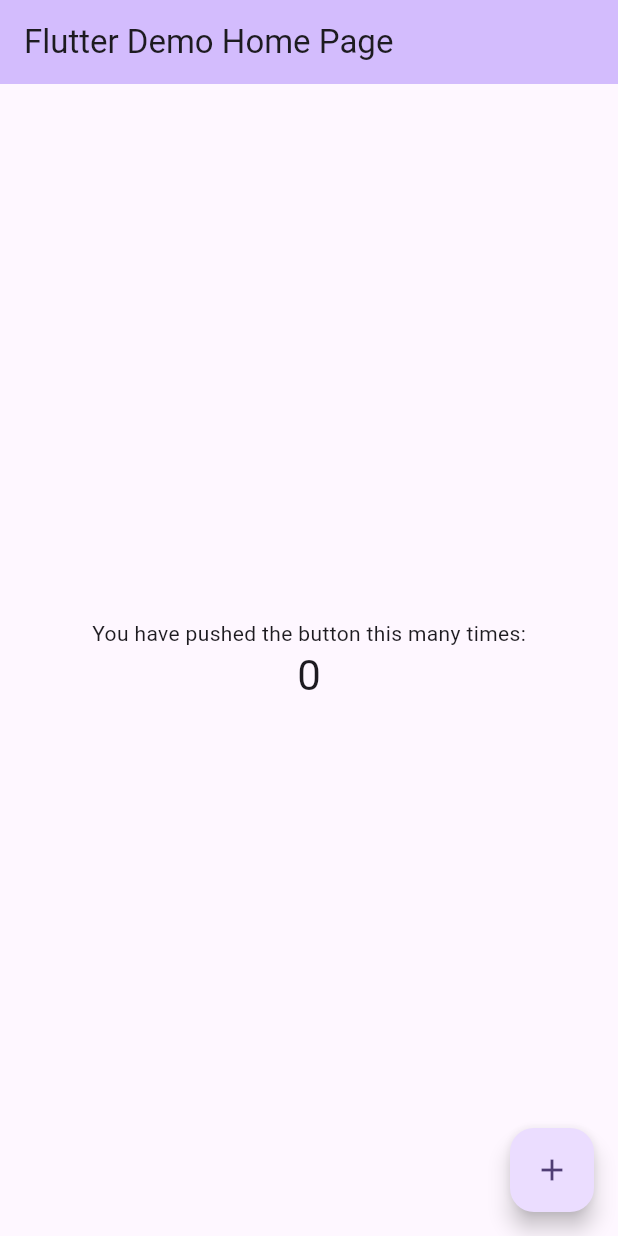
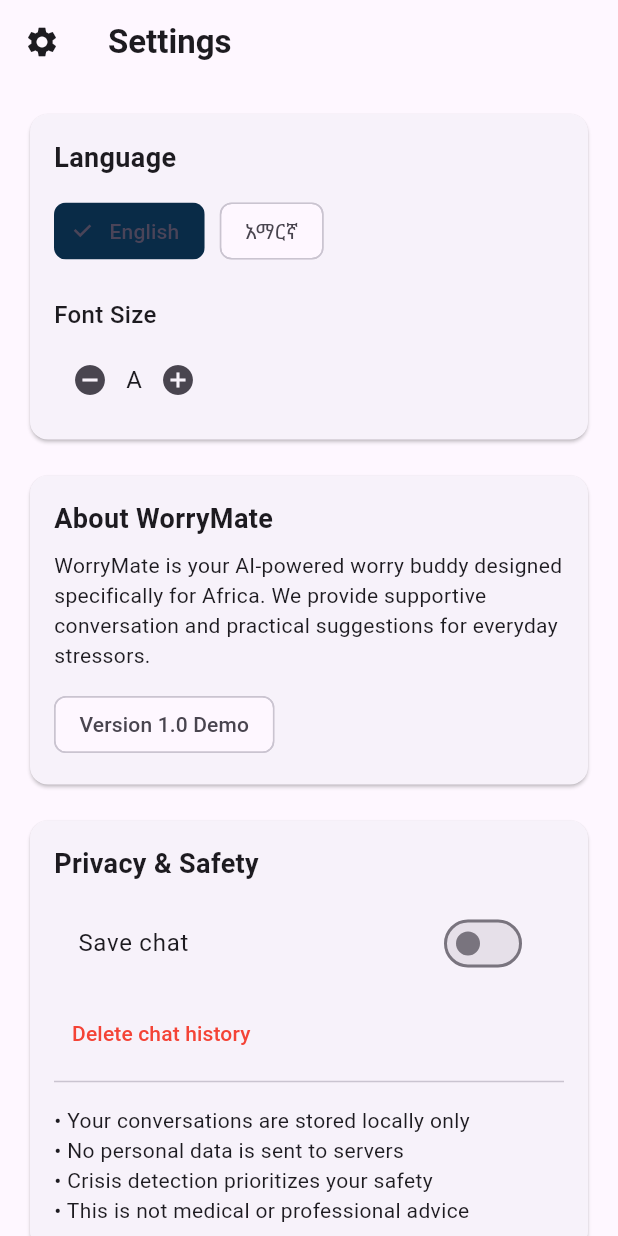
Before and after one commit to RealEskalate/G6-WorryMate, a Flutter app: the screen it shows after launch, on a phone screen of 412 x 824 dp. Run offline on Flutter 3.47's test engine with Material 3 defaults, Android fonts, the phone set to English and light mode, and no system bars.

Commit message:
setting page and cirisis card

```diff
--- /dev/null
+++ b/g6_worrymate_mobile/lib/features/setting/settings.dart
@@ -0,0 +1,171 @@
+import 'package:flutter/material.dart';
+
+class SettingsPage extends StatefulWidget {
+  const SettingsPage({Key? key}) : super(key: key);
+
+  @override
+  State<SettingsPage> createState() => _SettingsPageState();
+}
+
+class _SettingsPageState extends State<SettingsPage> {
+  bool saveChat = false;
+  double fontSize = 16;
+
+  @override
+  Widget build(BuildContext context) {
+    return Scaffold(
+      appBar: AppBar(
+        leading: IconButton(
+          icon: const Icon(Icons.settings),
+          onPressed: () {
+            Navigator.pop(context);
+          },
+        ),
+        title: const Text("Settings", style: TextStyle(fontWeight: FontWeight.bold)),
+
+        centerTitle: false,
+        elevation: 0,
+      ),
+      body: ListView(
+        padding: const EdgeInsets.all(16),
+        children: [
+          // 🔹 Language Section
+          Card(
+            shape: RoundedRectangleBorder(borderRadius: BorderRadius.circular(12)),
+            child: Padding(
+              padding: const EdgeInsets.all(16),
+              child: Column(
+                crossAxisAlignment: CrossAxisAlignment.start,
+                children: [
+                  const Text("Language", style: TextStyle(fontSize: 18, fontWeight: FontWeight.bold)),
+                  const SizedBox(height: 12),
+                  Row(
+                    children: [
+                      ChoiceChip(
+                        label: const Text("English"),
+                        selectedColor: Color.fromARGB(255, 9, 43, 71),
+                        selected: true,
+                        onSelected: (_) {
+                        },
+                      ),
+                      const SizedBox(width: 10),
+                      ChoiceChip(
+                        label: const Text("አማርኛ"),
+                        selectedColor: Color.fromARGB(255, 9, 43, 71),
+
+                        selected: false,
+                        onSelected: (_) {},
+                      ),
+                    ],
+                  ),
+                  const SizedBox(height: 20),
+                  const Text("Font Size", style: TextStyle(fontSize: 16, fontWeight: FontWeight.w500)),
+                  const SizedBox(height: 8),
+                  Row(
+                    children: [
+                      IconButton(
+                        icon: const Icon(Icons.remove_circle),
+                        onPressed: () {
+                          setState(() {
+                            if (fontSize > 12) fontSize -= 2;
+                          });
+                        },
+                      ),
+                      Text("A", style: TextStyle(fontSize: fontSize)),
+                      IconButton(
+                        icon: const Icon(Icons.add_circle),
+                        onPressed: () {
+                          setState(() {
+                            if (fontSize < 30) fontSize += 2;
+                          });
+                        },
+                      ),
+                    ],
+                  ),
+                ],
+              ),
+            ),
+          ),
+
+          const SizedBox(height: 16),
+
+          // 🔹 About WorryMate
+          Card(
+            shape: RoundedRectangleBorder(borderRadius: BorderRadius.circular(12)),
+            child: Padding(
+              padding: const EdgeInsets.all(16),
+              child: Column(
+                crossAxisAlignment: CrossAxisAlignment.start,
+                children: const [
+                  Text("About WorryMate", style: TextStyle(fontSize: 18, fontWeight: FontWeight.bold)),
+                  SizedBox(height: 8),
+                  Text(
+                    "WorryMate is your AI-powered worry buddy designed specifically for Africa. "
+                        "We provide supportive conversation and practical suggestions for everyday stressors.",
+                  ),
+                  SizedBox(height: 12),
+                  Chip(label: Text("Version 1.0 Demo")),
+                ],
+              ),
+            ),
+          ),
+
+          const SizedBox(height: 16),
+
+          // 🔹 Privacy & Security
+          Card(
+            shape: RoundedRectangleBorder(borderRadius: BorderRadius.circular(12)),
+            child: Padding(
+              padding: const EdgeInsets.all(16),
+              child: Column(
+                crossAxisAlignment: CrossAxisAlignment.start,
+                children: [
+                  const Text("Privacy & Safety", style: TextStyle(fontSize: 18, fontWeight: FontWeight.bold)),
+                  const SizedBox(height: 12),
+                  SwitchListTile(
+                    title: const Text("Save chat"),
+                    value: saveChat,
+                    activeColor: Color.fromARGB(255, 9, 43, 71),
+
+                    onChanged: (val) {
+                      setState(() {
+                        saveChat = val;
+                      });
+                    },
+                  ),
+                  const SizedBox(height: 8),
+                  TextButton(
+                    onPressed: () {
+                      // Implement delete history logic
+                    },
+                    child: const Text("Delete chat history", style: TextStyle(color: Colors.red)),
+                  ),
+                  const Divider(),
+                  const SizedBox(height: 8),
+                  const Text("• Your conversations are stored locally only"),
+                  const Text("• No personal data is sent to servers"),
+                  const Text("• Crisis detection prioritizes your safety"),
+                  const Text("• This is not medical or professional advice"),
+                ],
+              ),
+            ),
+          ),
+
+          const SizedBox(height: 24),
+
+          // Back button
+          ElevatedButton(
+            style: ElevatedButton.styleFrom(
+              minimumSize: const Size(double.infinity, 50),
+              shape: RoundedRectangleBorder(borderRadius: BorderRadius.circular(12)),
+            ),
+            onPressed: () {
+              Navigator.pop(context);
+            },
+            child: const Text("Back to Chat"),
+          ),
+        ],
+      ),
+    );
+  }
+}
--- a/g6_worrymate_mobile/lib/main.dart
+++ b/g6_worrymate_mobile/lib/main.dart
@@ -1,4 +1,8 @@
 import 'package:flutter/material.dart';
+
+import 'features/crisis_card/presentation/pages/crisis_card.dart';
+import 'features/setting/settings.dart';
+// Make sure this import path is correct
 
 void main() {
   runApp(const MyApp());
@@ -7,116 +11,15 @@
 class MyApp extends StatelessWidget {
   const MyApp({super.key});
 
-  // This widget is the root of your application.
   @override
   Widget build(BuildContext context) {
     return MaterialApp(
-      title: 'Flutter Demo',
+      debugShowCheckedModeBanner: false,
+      title: 'WorryMate - Crisis Card Demo',
       theme: ThemeData(
-        // This is the theme of your application.
-        //
-        // TRY THIS: Try running your application with "flutter run". You'll see
-        // the application has a purple toolbar. Then, without quitting the app,
-        // try changing the seedColor in the colorScheme below to Colors.green
-        // and then invoke "hot reload" (save your changes or press the "hot
-        // reload" button in a Flutter-supported IDE, or press "r" if you used
-        // the command line to start the app).
-        //
-        // Notice that the counter didn't reset back to zero; the application
-        // state is not lost during the reload. To reset the state, use hot
-        // restart instead.
-        //
-        // This works for code too, not just values: Most code changes can be
-        // tested with just a hot reload.
-        colorScheme: ColorScheme.fromSeed(seedColor: Colors.deepPurple),
+        primarySwatch: Colors.blue,
+        useMaterial3: true,
       ),
-      home: const MyHomePage(title: 'Flutter Demo Home Page'),
+      home: SettingsPage(), // This is our new demo screen
     );
-  }
-}
-
-class MyHomePage extends StatefulWidget {
-  const MyHomePage({super.key, required this.title});
-
-  // This widget is the home page of your application. It is stateful, meaning
-  // that it has a State object (defined below) that contains fields that affect
-  // how it looks.
-
-  // This class is the configuration for the state. It holds the values (in this
-  // case the title) provided by the parent (in this case the App widget) and
-  // used by the build method of the State. Fields in a Widget subclass are
-  // always marked "final".
-
-  final String title;
-
-  @override
-  State<MyHomePage> createState() => _MyHomePageState();
-}
-
-class _MyHomePageState extends State<MyHomePage> {
-  int _counter = 0;
-
-  void _incrementCounter() {
-    setState(() {
-      // This call to setState tells the Flutter framework that something has
-      // changed in this State, which causes it to rerun the build method below
-      // so that the display can reflect the updated values. If we changed
-      // _counter without calling setState(), then the build method would not be
-      // called again, and so nothing would appear to happen.
-      _counter++;
-    });
-  }
-
-  @override
-  Widget build(BuildContext context) {
-    // This method is rerun every time setState is called, for instance as done
-    // by the _incrementCounter method above.
-    //
-    // The Flutter framework has been optimized to make rerunning build methods
-    // fast, so that you can just rebuild anything that needs updating rather
-    // than having to individually change instances of widgets.
-    return Scaffold(
-      appBar: AppBar(
-        // TRY THIS: Try changing the color here to a specific color (to
-        // Colors.amber, perhaps?) and trigger a hot reload to see the AppBar
-        // change color while the other colors stay the same.
-        backgroundColor: Theme.of(context).colorScheme.inversePrimary,
-        // Here we take the value from the MyHomePage object that was created by
-        // the App.build method, and use it to set our appbar title.
-        title: Text(widget.title),
-      ),
-      body: Center(
-        // Center is a layout widget. It takes a single child and positions it
-        // in the middle of the parent.
-        child: Column(
-          // Column is also a layout widget. It takes a list of children and
-          // arranges them vertically. By default, it sizes itself to fit its
-          // children horizontally, and tries to be as tall as its parent.
-          //
-          // Column has various properties to control how it sizes itself and
-          // how it positions its children. Here we use mainAxisAlignment to
-          // center the children vertically; the main axis here is the vertical
-          // axis because Columns are vertical (the cross axis would be
-          // horizontal).
-          //
-          // TRY THIS: Invoke "debug painting" (choose the "Toggle Debug Paint"
-          // action in the IDE, or press "p" in the console), to see the
-          // wireframe for each widget.
-          mainAxisAlignment: MainAxisAlignment.center,
-          children: <Widget>[
-            const Text('You have pushed the button this many times:'),
-            Text(
-              '$_counter',
-              style: Theme.of(context).textTheme.headlineMedium,
-            ),
-          ],
-        ),
-      ),
-      floatingActionButton: FloatingActionButton(
-        onPressed: _incrementCounter,
-        tooltip: 'Increment',
-        child: const Icon(Icons.add),
-      ), // This trailing comma makes auto-formatting nicer for build methods.
-    );
-  }
-}
+  }}
--- a/g6_worrymate_mobile/pubspec.yaml
+++ b/g6_worrymate_mobile/pubspec.yaml
@@ -47,6 +47,7 @@
   logger: ^2.6.1
   jwt_decoder: ^2.0.1
   google_fonts: ^6.3.0
+  url_launcher: ^6.3.2
   flutter_localization:
 
 
```
Also changed, not shown: g6_worrymate_mobile/lib/features/crisis_card/presentation/pages/crisis_card.dart (added, +239 -0 lines), g6_worrymate_mobile/pubspec.lock, 5 other files.
